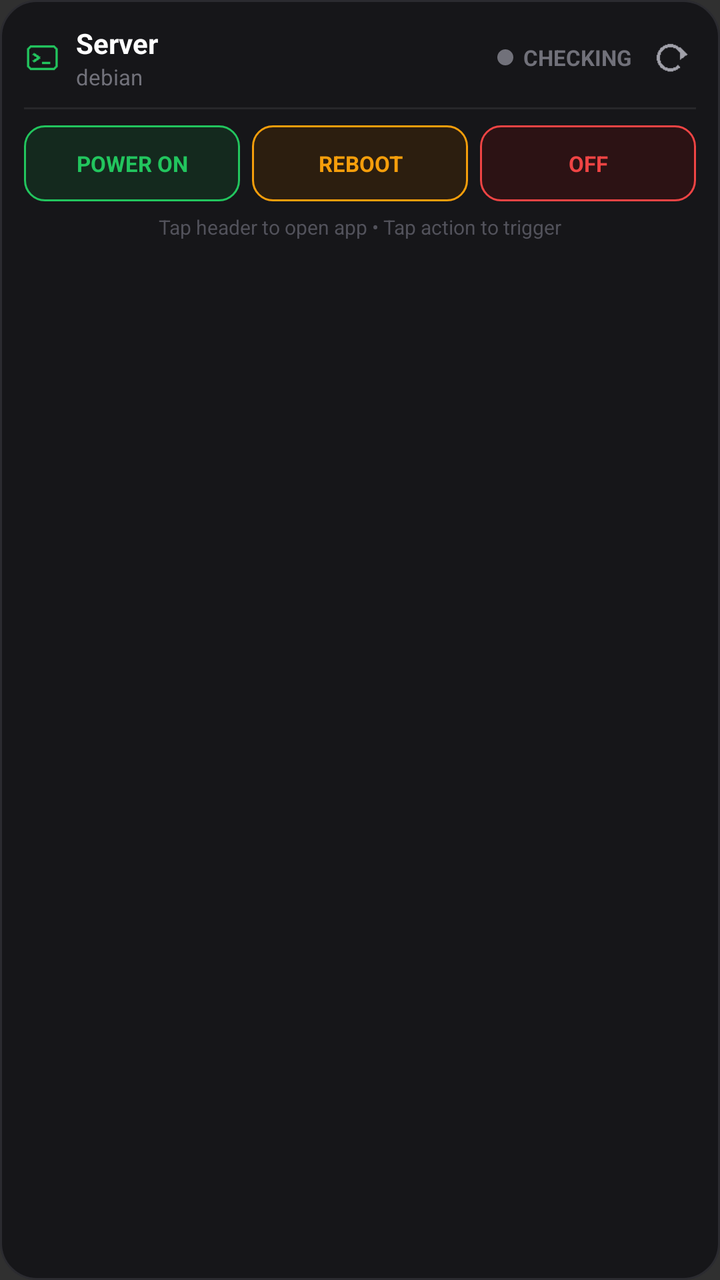
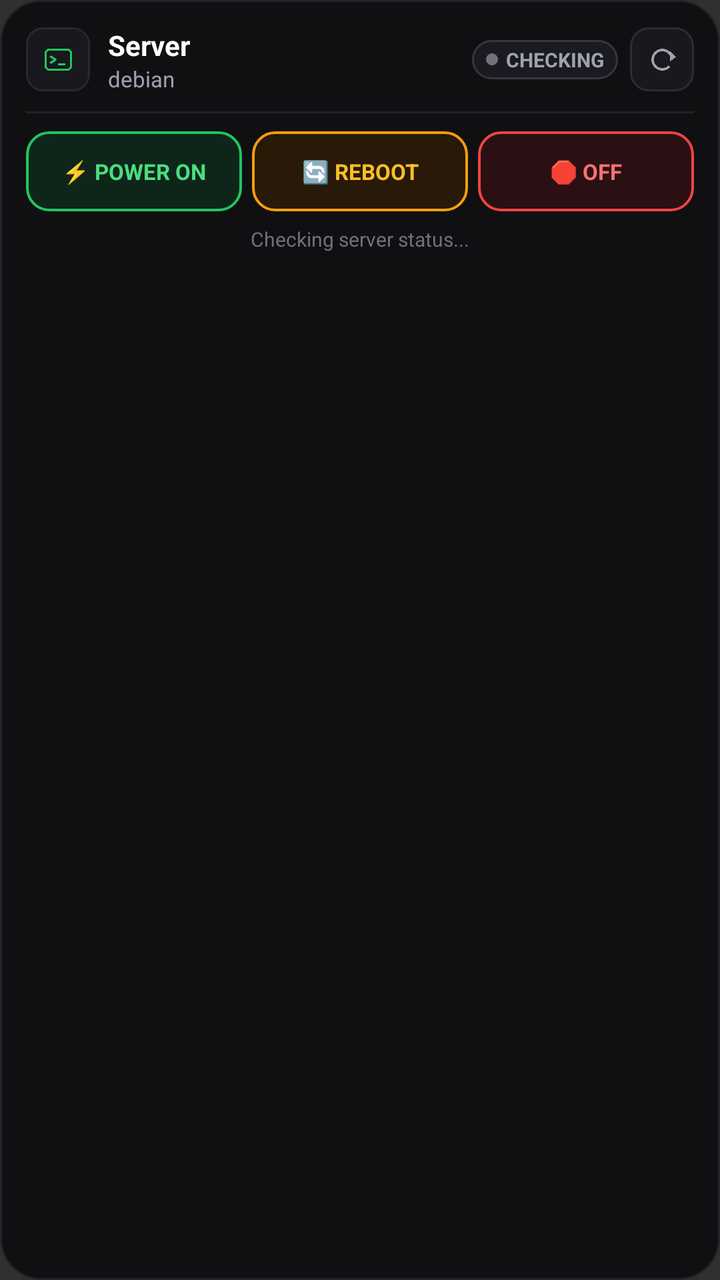

An Android layout rendered at two revisions. The XML below is the earlier revision; the diff shows what the commit changed to produce the second picture.
<!-- AndroidManifest.xml: application theme Theme.ExpApp -->
<!-- res/layout/widget_server_control.xml -->
<?xml version="1.0" encoding="utf-8"?>
<LinearLayout xmlns:android="http://schemas.android.com/apk/res/android"
    android:id="@+id/widget_root"
    android:layout_width="match_parent"
    android:layout_height="match_parent"
    android:background="@drawable/widget_bg"
    android:orientation="vertical"
    android:padding="12dp">

    
    <LinearLayout
        android:layout_width="match_parent"
        android:layout_height="wrap_content"
        android:gravity="center_vertical"
        android:orientation="horizontal">

        <ImageView
            android:layout_width="18dp"
            android:layout_height="18dp"
            android:src="@drawable/widget_ic_terminal"
            android:contentDescription="Server" />

        <LinearLayout
            android:id="@+id/widget_header_clickable"
            android:layout_width="0dp"
            android:layout_height="wrap_content"
            android:layout_marginStart="8dp"
            android:layout_marginEnd="6dp"
            android:layout_weight="1"
            android:orientation="vertical">

            <TextView
                android:id="@+id/widget_device_name"
                android:layout_width="match_parent"
                android:layout_height="wrap_content"
                android:ellipsize="end"
                android:maxLines="1"
                android:text="Server"
                android:textColor="#ffffff"
                android:textSize="14sp"
                android:textStyle="bold" />

            <TextView
                android:id="@+id/widget_node_name"
                android:layout_width="match_parent"
                android:layout_height="wrap_content"
                android:ellipsize="end"
                android:maxLines="1"
                android:text="debian"
                android:textColor="#71717a"
                android:textSize="11sp" />
        </LinearLayout>

        
        <LinearLayout
            android:layout_width="wrap_content"
            android:layout_height="wrap_content"
            android:gravity="center_vertical"
            android:orientation="horizontal"
            android:paddingEnd="6dp">

            <ImageView
                android:id="@+id/widget_status_dot"
                android:layout_width="8dp"
                android:layout_height="8dp"
                android:src="@drawable/widget_dot_gray"
                android:contentDescription="Status" />

            <TextView
                android:id="@+id/widget_status_text"
                android:layout_width="wrap_content"
                android:layout_height="wrap_content"
                android:layout_marginStart="5dp"
                android:text="CHECKING"
                android:textColor="#71717a"
                android:textSize="11sp"
                android:textStyle="bold" />
        </LinearLayout>

        
        <ImageView
            android:id="@+id/widget_btn_refresh"
            android:layout_width="26dp"
            android:layout_height="26dp"
            android:contentDescription="Refresh"
            android:padding="3dp"
            android:src="@drawable/widget_ic_refresh" />
    </LinearLayout>

    
    <FrameLayout
        android:layout_width="match_parent"
        android:layout_height="1dp"
        android:layout_marginTop="8dp"
        android:layout_marginBottom="8dp"
        android:background="#27272a" />

    
    <LinearLayout
        android:layout_width="match_parent"
        android:layout_height="38dp"
        android:gravity="center"
        android:orientation="horizontal">

        <TextView
            android:id="@+id/widget_btn_power_on"
            android:layout_width="0dp"
            android:layout_height="match_parent"
            android:layout_marginEnd="4dp"
            android:layout_weight="1"
            android:background="@drawable/widget_btn_green"
            android:gravity="center"
            android:text="POWER ON"
            android:textColor="#22c55e"
            android:textSize="11sp"
            android:textStyle="bold" />

        <TextView
            android:id="@+id/widget_btn_reboot"
            android:layout_width="0dp"
            android:layout_height="match_parent"
            android:layout_marginStart="2dp"
            android:layout_marginEnd="2dp"
            android:layout_weight="1"
            android:background="@drawable/widget_btn_amber"
            android:gravity="center"
            android:text="REBOOT"
            android:textColor="#f59e0b"
            android:textSize="11sp"
            android:textStyle="bold" />

        <TextView
            android:id="@+id/widget_btn_power_off"
            android:layout_width="0dp"
            android:layout_height="match_parent"
            android:layout_marginStart="4dp"
            android:layout_weight="1"
            android:background="@drawable/widget_btn_red"
            android:gravity="center"
            android:text="OFF"
            android:textColor="#ef4444"
            android:textSize="11sp"
            android:textStyle="bold" />
    </LinearLayout>

    
    <TextView
        android:id="@+id/widget_footer_text"
        android:layout_width="match_parent"
        android:layout_height="wrap_content"
        android:layout_marginTop="6dp"
        android:gravity="center"
        android:text="Tap header to open app • Tap action to trigger"
        android:textColor="#52525b"
        android:textSize="10sp" />
</LinearLayout>
<!-- resources referenced by this layout -->
<resources>
  <!-- drawable widget_bg (drawable) -->
  <?xml version="1.0" encoding="utf-8"?>
  <shape xmlns:android="http://schemas.android.com/apk/res/android"
      android:shape="rectangle">
      <solid android:color="#161619" />
      <stroke
          android:width="1dp"
          android:color="#2b2b30" />
      <corners android:radius="18dp" />
  </shape>
  <!-- drawable widget_btn_amber (drawable) -->
  <?xml version="1.0" encoding="utf-8"?>
  <shape xmlns:android="http://schemas.android.com/apk/res/android"
      android:shape="rectangle">
      <solid android:color="#2c1e0f" />
      <stroke
          android:width="1dp"
          android:color="#f59e0b" />
      <corners android:radius="10dp" />
  </shape>
  <!-- drawable widget_btn_green (drawable) -->
  <?xml version="1.0" encoding="utf-8"?>
  <shape xmlns:android="http://schemas.android.com/apk/res/android"
      android:shape="rectangle">
      <solid android:color="#14291e" />
      <stroke
          android:width="1dp"
          android:color="#22c55e" />
      <corners android:radius="10dp" />
  </shape>
  <!-- drawable widget_btn_red (drawable) -->
  <?xml version="1.0" encoding="utf-8"?>
  <shape xmlns:android="http://schemas.android.com/apk/res/android"
      android:shape="rectangle">
      <solid android:color="#2c1214" />
      <stroke
          android:width="1dp"
          android:color="#ef4444" />
      <corners android:radius="10dp" />
  </shape>
  <!-- drawable widget_dot_gray (drawable) -->
  <?xml version="1.0" encoding="utf-8"?>
  <shape xmlns:android="http://schemas.android.com/apk/res/android"
      android:shape="oval">
      <solid android:color="#71717a" />
      <size android:width="8dp" android:height="8dp" />
  </shape>
  <!-- drawable widget_ic_refresh: png bitmap (drawable, 324 bytes) -->
  <!-- drawable widget_ic_terminal: png bitmap (drawable, 314 bytes) -->
  <style name="Theme.ExpApp" parent="android:Theme.Material.NoActionBar">
          <item name="android:statusBarColor">#121212</item>
          <item name="android:navigationBarColor">#121212</item>
      </style>
</resources>

<!-- the commit's change to res/layout/widget_server_control.xml (unified diff, before → after) -->
@@ -5,7 +5,7 @@
     android:layout_height="match_parent"
     android:background="@drawable/widget_bg"
     android:orientation="vertical"
-    android:padding="12dp">
+    android:padding="13dp">
 
     
     <LinearLayout
@@ -14,17 +14,27 @@
         android:gravity="center_vertical"
         android:orientation="horizontal">
 
-        <ImageView
-            android:layout_width="18dp"
-            android:layout_height="18dp"
-            android:src="@drawable/widget_ic_terminal"
-            android:contentDescription="Server" />
+        
+        <FrameLayout
+            android:id="@+id/widget_app_icon_badge"
+            android:layout_width="32dp"
+            android:layout_height="32dp"
+            android:background="@drawable/widget_icon_badge">
 
+            <ImageView
+                android:layout_width="16dp"
+                android:layout_height="16dp"
+                android:layout_gravity="center"
+                android:src="@drawable/widget_ic_terminal"
+                android:contentDescription="Server App" />
+        </FrameLayout>
+
+        
         <LinearLayout
-            android:id="@+id/widget_header_clickable"
+            android:id="@+id/widget_header_info"
             android:layout_width="0dp"
             android:layout_height="wrap_content"
-            android:layout_marginStart="8dp"
+            android:layout_marginStart="9dp"
             android:layout_marginEnd="6dp"
             android:layout_weight="1"
             android:orientation="vertical">
@@ -47,58 +57,70 @@
                 android:ellipsize="end"
                 android:maxLines="1"
                 android:text="debian"
-                android:textColor="#71717a"
+                android:textColor="#9ca3af"
                 android:textSize="11sp" />
         </LinearLayout>
 
         
         <LinearLayout
+            android:id="@+id/widget_status_chip"
             android:layout_width="wrap_content"
             android:layout_height="wrap_content"
+            android:background="@drawable/widget_chip_checking"
             android:gravity="center_vertical"
             android:orientation="horizontal"
-            android:paddingEnd="6dp">
+            android:paddingStart="7dp"
+            android:paddingTop="3dp"
+            android:paddingEnd="7dp"
+            android:paddingBottom="3dp">
 
             <ImageView
                 android:id="@+id/widget_status_dot"
-                android:layout_width="8dp"
-                android:layout_height="8dp"
+                android:layout_width="6dp"
+                android:layout_height="6dp"
                 android:src="@drawable/widget_dot_gray"
-                android:contentDescription="Status" />
+                android:contentDescription="Status Dot" />
 
             <TextView
                 android:id="@+id/widget_status_text"
                 android:layout_width="wrap_content"
                 android:layout_height="wrap_content"
-                android:layout_marginStart="5dp"
+                android:layout_marginStart="4dp"
                 android:text="CHECKING"
-                android:textColor="#71717a"
-                android:textSize="11sp"
+                android:textColor="#9ca3af"
+                android:textSize="10sp"
                 android:textStyle="bold" />
         </LinearLayout>
 
         
-        <ImageView
+        <FrameLayout
             android:id="@+id/widget_btn_refresh"
-            android:layout_width="26dp"
-            android:layout_height="26dp"
-            android:contentDescription="Refresh"
-            android:padding="3dp"
-            android:src="@drawable/widget_ic_refresh" />
+            android:layout_width="32dp"
+            android:layout_height="32dp"
+            android:layout_marginStart="6dp"
+            android:background="@drawable/widget_btn_refresh_bg">
+
+            <ImageView
+                android:layout_width="16dp"
+                android:layout_height="16dp"
+                android:layout_gravity="center"
+                android:src="@drawable/widget_ic_refresh"
+                android:contentDescription="Refresh" />
+        </FrameLayout>
     </LinearLayout>
 
     
     <FrameLayout
         android:layout_width="match_parent"
         android:layout_height="1dp"
-        android:layout_marginTop="8dp"
-        android:layout_marginBottom="8dp"
-        android:background="#27272a" />
+        android:layout_marginTop="9dp"
+        android:layout_marginBottom="9dp"
+        android:background="#222228" />
 
     
     <LinearLayout
         android:layout_width="match_parent"
-        android:layout_height="38dp"
+        android:layout_height="40dp"
         android:gravity="center"
         android:orientation="horizontal">
 
@@ -106,12 +128,12 @@
             android:id="@+id/widget_btn_power_on"
             android:layout_width="0dp"
             android:layout_height="match_parent"
-            android:layout_marginEnd="4dp"
+            android:layout_marginEnd="3dp"
             android:layout_weight="1"
             android:background="@drawable/widget_btn_green"
             android:gravity="center"
-            android:text="POWER ON"
-            android:textColor="#22c55e"
+            android:text="⚡ POWER ON"
+            android:textColor="#4ade80"
             android:textSize="11sp"
             android:textStyle="bold" />
 
@@ -124,8 +146,8 @@
             android:layout_weight="1"
             android:background="@drawable/widget_btn_amber"
             android:gravity="center"
-            android:text="REBOOT"
-            android:textColor="#f59e0b"
+            android:text="🔄 REBOOT"
+            android:textColor="#fbbf24"
             android:textSize="11sp"
             android:textStyle="bold" />
 
@@ -133,12 +155,12 @@
             android:id="@+id/widget_btn_power_off"
             android:layout_width="0dp"
             android:layout_height="match_parent"
-            android:layout_marginStart="4dp"
+            android:layout_marginStart="3dp"
             android:layout_weight="1"
             android:background="@drawable/widget_btn_red"
             android:gravity="center"
-            android:text="OFF"
-            android:textColor="#ef4444"
+            android:text="🛑 OFF"
+            android:textColor="#f87171"
             android:textSize="11sp"
             android:textStyle="bold" />
     </LinearLayout>
@@ -148,9 +170,11 @@
         android:id="@+id/widget_footer_text"
         android:layout_width="match_parent"
         android:layout_height="wrap_content"
-        android:layout_marginTop="6dp"
+        android:layout_marginTop="7dp"
+        android:ellipsize="end"
         android:gravity="center"
-        android:text="Tap header to open app • Tap action to trigger"
-        android:textColor="#52525b"
+        android:maxLines="1"
+        android:text="Checking server status..."
+        android:textColor="#71717a"
         android:textSize="10sp" />
 </LinearLayout>
<!-- resource entries referenced after the edit -->
@@ -4,41 +4,61 @@
   <?xml version="1.0" encoding="utf-8"?>
   <shape xmlns:android="http://schemas.android.com/apk/res/android"
       android:shape="rectangle">
-      <solid android:color="#161619" />
+      <solid android:color="#101013" />
       <stroke
           android:width="1dp"
-          android:color="#2b2b30" />
-      <corners android:radius="18dp" />
+          android:color="#24242a" />
+      <corners android:radius="20dp" />
   </shape>
   <!-- drawable widget_btn_amber (drawable) -->
   <?xml version="1.0" encoding="utf-8"?>
   <shape xmlns:android="http://schemas.android.com/apk/res/android"
       android:shape="rectangle">
-      <solid android:color="#2c1e0f" />
+      <solid android:color="#281909" />
       <stroke
-          android:width="1dp"
+          android:width="1.2dp"
           android:color="#f59e0b" />
-      <corners android:radius="10dp" />
+      <corners android:radius="11dp" />
   </shape>
   <!-- drawable widget_btn_green (drawable) -->
   <?xml version="1.0" encoding="utf-8"?>
   <shape xmlns:android="http://schemas.android.com/apk/res/android"
       android:shape="rectangle">
-      <solid android:color="#14291e" />
+      <solid android:color="#0e261a" />
       <stroke
-          android:width="1dp"
+          android:width="1.2dp"
           android:color="#22c55e" />
-      <corners android:radius="10dp" />
+      <corners android:radius="11dp" />
   </shape>
   <!-- drawable widget_btn_red (drawable) -->
   <?xml version="1.0" encoding="utf-8"?>
   <shape xmlns:android="http://schemas.android.com/apk/res/android"
       android:shape="rectangle">
-      <solid android:color="#2c1214" />
+      <solid android:color="#2a1013" />
+      <stroke
+          android:width="1.2dp"
+          android:color="#ef4444" />
+      <corners android:radius="11dp" />
+  </shape>
+  <!-- drawable widget_btn_refresh_bg (drawable) -->
+  <?xml version="1.0" encoding="utf-8"?>
+  <shape xmlns:android="http://schemas.android.com/apk/res/android"
+      android:shape="rectangle">
+      <solid android:color="#18181e" />
       <stroke
           android:width="1dp"
-          android:color="#ef4444" />
-      <corners android:radius="10dp" />
+          android:color="#2c2c36" />
+      <corners android:radius="9dp" />
+  </shape>
+  <!-- drawable widget_chip_checking (drawable) -->
+  <?xml version="1.0" encoding="utf-8"?>
+  <shape xmlns:android="http://schemas.android.com/apk/res/android"
+      android:shape="rectangle">
+      <solid android:color="#1a1a20" />
+      <stroke
+          android:width="1dp"
+          android:color="#363640" />
+      <corners android:radius="12dp" />
   </shape>
   <!-- drawable widget_dot_gray (drawable) -->
   <?xml version="1.0" encoding="utf-8"?>
@@ -49,6 +69,16 @@
   </shape>
   <!-- drawable widget_ic_refresh: png bitmap (drawable, 324 bytes) -->
   <!-- drawable widget_ic_terminal: png bitmap (drawable, 314 bytes) -->
+  <!-- drawable widget_icon_badge (drawable) -->
+  <?xml version="1.0" encoding="utf-8"?>
+  <shape xmlns:android="http://schemas.android.com/apk/res/android"
+      android:shape="rectangle">
+      <solid android:color="#18181e" />
+      <stroke
+          android:width="1dp"
+          android:color="#282832" />
+      <corners android:radius="8dp" />
+  </shape>
   <style name="Theme.ExpApp" parent="android:Theme.Material.NoActionBar">
           <item name="android:statusBarColor">#121212</item>
           <item name="android:navigationBarColor">#121212</item>
